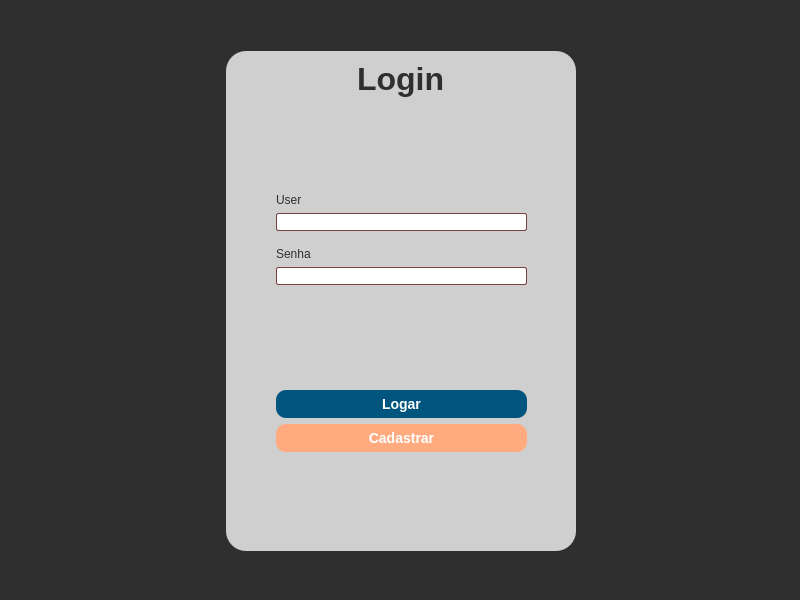
First picture: the form in views/logUser.ui, repository eliasasa/biblioteca_poo, before the edit.
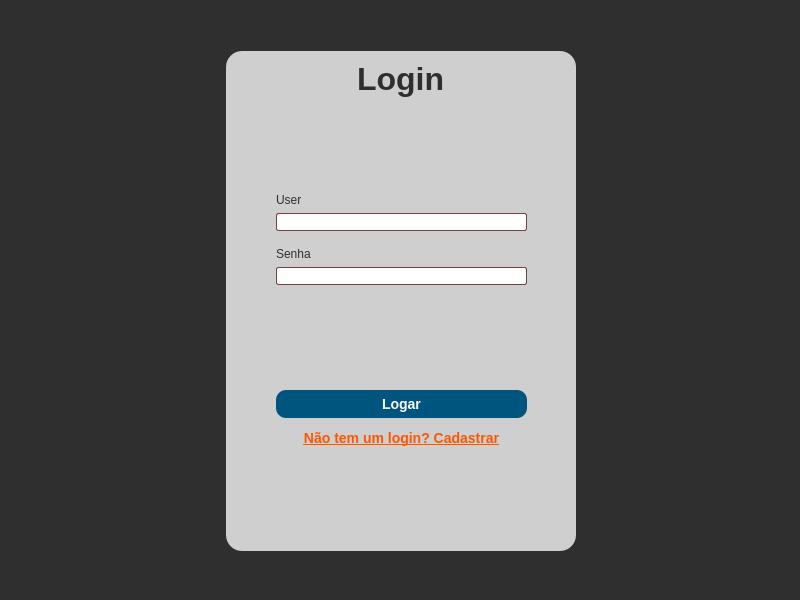
Second picture: the form after the edit.

```diff
--- a/views/logUser.ui
+++ b/views/logUser.ui
@@ -67,7 +67,7 @@
          </property>
          <property name="styleSheet">
           <string notr="true">background: rgb(207, 207, 207);
-border-radius: 20px;
+border-radius: 16px;
 color: rgb(47, 47, 47);</string>
          </property>
          <property name="frameShape">
@@ -206,15 +206,16 @@
                 <cursorShape>PointingHandCursor</cursorShape>
                </property>
                <property name="styleSheet">
-                <string notr="true">background-color: rgb(255, 170, 127);
+                <string notr="true">background-color: transparent;
 border-radius: 10px;
 font: bold 14px;
 padding: 6px;
-color: white;
+color: rgb(255, 85, 0);
+text-decoration: underline;
 </string>
                </property>
                <property name="text">
-                <string>Cadastrar</string>
+                <string>Não tem um login? Cadastrar</string>
                </property>
               </widget>
              </item>
```
